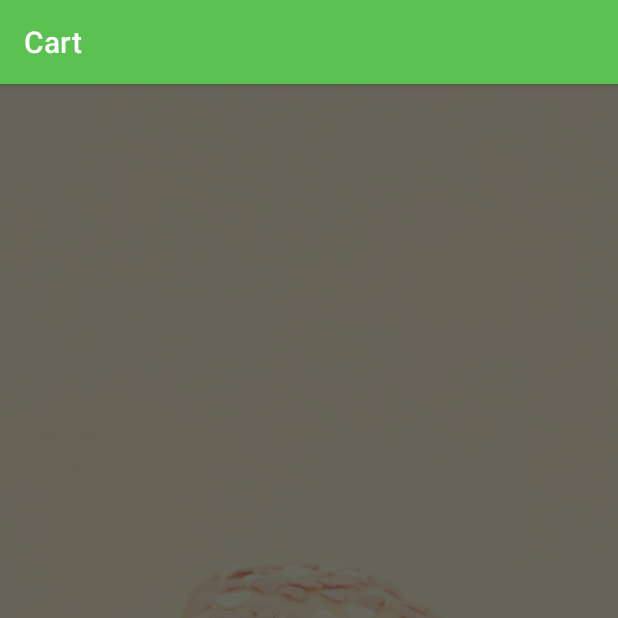
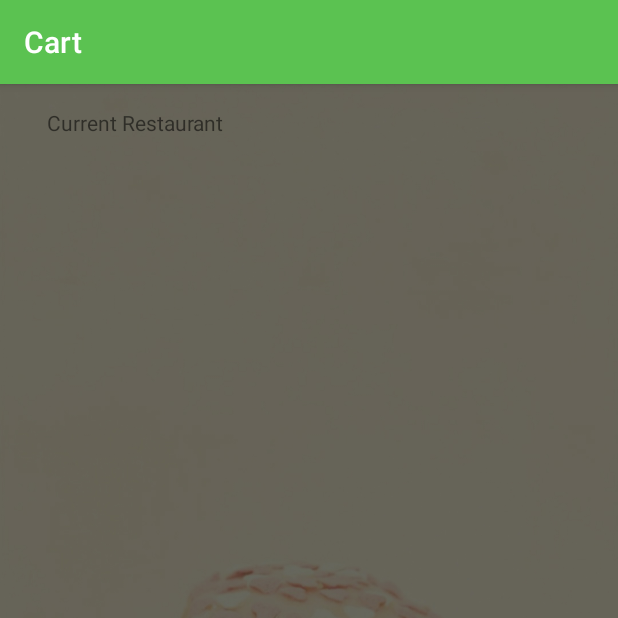
Before and after one commit to ronakgune/Eat24v2, an Android app: the home screen opened directly, with no data from a screen before it, item 5 of the bottom bar chosen, on a phone screen of 412 x 824 dp, the top half of it. Run offline under Robolectric (Android 15) with nearby library versions, the phone set to English and light mode, and no system bars; our stand-ins replace ButterKnife, Firebase (no records; nobody signed in at launch, a user with empty details on screens opened directly), Picasso; libraries missing offline, so code that uses them is left out: com.amulyakhare.textdrawable, com.paypal.android, com.readystatesoftware.sqliteasset, info.hoang8f.widget; plain views replace FButton; pictures from the network do not load; 11 statements that could not run were skipped.

Commit message:
v13
Final

```diff
--- a/app/src/main/java/com/main/eat24/Home.java
+++ b/app/src/main/java/com/main/eat24/Home.java
@@ -483,9 +483,18 @@ public class home extends AppCompatActivity implements SwipeRefreshLayout.OnRefr
 
         mSwipeRefreshLayout = (SwipeRefreshLayout) findViewById(R.id.swipeRefresh);
         mSwipeRefreshLayout.setOnRefreshListener(this);
-        Toast.makeText(this, "Current location is" + Common.longitude + Common.latitude + Common.count, Toast.LENGTH_SHORT).show();
+        //Toast.makeText(this, "Current location is" + Common.longitude + Common.latitude + Common.count, Toast.LENGTH_SHORT).show();
     }
 
+
+    @Override
+    public void onBackPressed() {
+        Intent intent = new Intent(Intent.ACTION_MAIN);
+        intent.addCategory(Intent.CATEGORY_HOME);
+        intent.setFlags(Intent.FLAG_ACTIVITY_NEW_TASK);
+        startActivity(intent);
+
+    }
 
     void getLocation() {
         try {
@@ -612,12 +621,12 @@ public class home extends AppCompatActivity implements SwipeRefreshLayout.OnRefr
 
                     jRestaurant = jRestaurant.getJSONObject("restaurant");
 
-                    //JSONObject jLocattion = jRestaurant.getJSONObject("location");
+                    JSONObject jLocattion = jRestaurant.getJSONObject("location");
                     JSONObject jRating = jRestaurant.getJSONObject("user_rating");
 
                     id = jRestaurant.getString("id");
                     name = jRestaurant.getString("name");
-                    //address = jLocattion.getString("address");
+                    address = jLocattion.getString("address");
                     //lat = jLocattion.getLong("latitude");
                     //lon = jLocattion.getLong("longitude");
                     currency = jRestaurant.getString("currency");
@@ -629,7 +638,7 @@ public class home extends AppCompatActivity implements SwipeRefreshLayout.OnRefr
                     Restaurant restaurant = new Restaurant();
                     restaurant.setName(name);
                     restaurant.setId(id);
-                    //restaurant.setAddress(address);
+                    restaurant.setAddress(address);
                     //restaurant.setLatitiude(lat);
                     //restaurant.setLongitude(lon);
                     restaurant.setCurrency(currency);
--- a/app/src/main/java/com/main/eat24/IntroActivity.java
+++ b/app/src/main/java/com/main/eat24/IntroActivity.java
@@ -19,6 +19,8 @@ import android.widget.Button;
 import android.widget.LinearLayout;
 import android.widget.RelativeLayout;
 import android.widget.TextView;
+
+import com.main.eat24.Common.Common;
 
 
 public class IntroActivity extends Activity {
@@ -79,7 +81,6 @@ public class IntroActivity extends Activity {
                 R.layout.onboarding_slide1,
                 R.layout.onboarding_slide2,
                 R.layout.onboarding_slide3,
-                R.layout.onboarding_slide4,
                 R.layout.onboarding_slide5,
                 R.layout.onboarding_slide6};
 
@@ -91,6 +92,7 @@ public class IntroActivity extends Activity {
         viewPager.addOnPageChangeListener(viewPagerPageChangeListener);
 
          }
+
 
     public  void btnSkipClick(View v)
     {
--- a/app/src/main/java/com/main/eat24/Profile.java
+++ b/app/src/main/java/com/main/eat24/Profile.java
@@ -94,6 +94,8 @@ public class Profile extends AppCompatActivity {
                             public void onComplete(@NonNull Task<Void> task) {
                                 if (task.isSuccessful()) {
                                     Toast.makeText(Profile.this, "Check email to reset your password!", LENGTH_SHORT).show();
+                                    startActivity(new Intent(Profile.this, MainActivity.class));
+                                    finish();
                                 } else {
                                     Toast.makeText(Profile.this, "Fail to send reset password email!", LENGTH_SHORT).show();
                                 }
--- a/app/src/main/java/com/main/eat24/adapters/RestaurantAdapter.java
+++ b/app/src/main/java/com/main/eat24/adapters/RestaurantAdapter.java
@@ -154,9 +154,6 @@ import com.main.eat24.Model.Restaurant;
 
 import java.util.ArrayList;
 
-/**
- * Created by brad on 2017/02/11.
- */
 
 public class RestaurantAdapter extends RecyclerView.Adapter<RestaurantAdapter.RestaurantHolder> {
 
@@ -180,7 +177,7 @@ public class RestaurantAdapter extends RecyclerView.Adapter<RestaurantAdapter.Re
 
         holder.setName(restaurant.getName());
         holder.setAddress(restaurant.getAddress());
-        holder.setCost("Average cost for 2 " +  " " + restaurant.getCurrency()+  " " + restaurant.getCost() +  " ");
+        holder.setCost("Average cost for 2:" +  " " +restaurant.getCost() +  " " + restaurant.getCurrency() +  " ");
         holder.setRating(restaurant.getRating());
 
         Glide.with(mACtivity)
@@ -244,7 +241,6 @@ public class RestaurantAdapter extends RecyclerView.Adapter<RestaurantAdapter.Re
             restaurantRatingTextView.setText(rating);
         }
 
-        //public void setRestaurantImageView { restaurantImageView.set}
 
         public void setCost(String cost) {
             costTextView.setText(cost);
--- a/app/src/main/res/layout/activity_cart.xml
+++ b/app/src/main/res/layout/activity_cart.xml
@@ -11,9 +11,12 @@
 
     <android.support.v7.widget.RecyclerView
         android:id="@+id/listCart"
-        android:backgroundTint="@android:color/transparent"
         android:layout_width="match_parent"
-        android:layout_height="match_parent"/>
+        android:layout_height="match_parent"
+        android:layout_alignParentStart="true"
+        android:layout_alignParentTop="true"
+        android:layout_marginTop="56dp"
+        android:backgroundTint="@android:color/transparent" />
 
     <android.support.v7.widget.CardView
         android:layout_alignParentBottom="true"
@@ -68,4 +71,13 @@
 
     </android.support.v7.widget.CardView>
 
+    <TextView
+        android:id="@+id/textView4"
+        android:layout_width="200dp"
+        android:layout_height="50dp"
+        android:layout_alignParentStart="true"
+        android:layout_alignParentTop="true"
+        android:layout_marginStart="15dp"
+        android:text="Current Restaurant" />
+
 </RelativeLayout>
--- a/app/src/main/res/layout/activity_splash.xml
+++ b/app/src/main/res/layout/activity_splash.xml
@@ -64,9 +64,8 @@
     <ImageView
         android:layout_width="200dp"
         android:layout_height="200dp"
-        android:layout_alignParentEnd="true"
+        android:layout_alignEnd="@+id/textView2"
         android:layout_centerVertical="true"
-        android:layout_marginEnd="37dp"
         android:src="@drawable/eat24" />
     <!-- <TextView
              android:id="@+id/tv"
--- a/app/src/main/res/layout/row_restaurant.xml
+++ b/app/src/main/res/layout/row_restaurant.xml
@@ -66,7 +66,6 @@
                 android:layout_height="wrap_content"
                 android:layout_marginLeft="8dp"
                 android:layout_weight="1"
-                android:text="Contact: "
                 android:textColor="@android:color/black"
                 android:textSize="16sp" />
 
@@ -74,11 +73,11 @@
                 android:id="@+id/rating"
                 android:layout_width="wrap_content"
                 android:layout_height="wrap_content"
+                android:background="@drawable/circle"
                 android:padding="8dp"
                 android:text="3.4"
                 android:textColor="@android:color/white"
-                android:textSize="20sp"
-            android:background="@drawable/circle"/>
+                android:textSize="20sp" />
         </LinearLayout>
     </LinearLayout>
 </android.support.v7.widget.CardView>
```
Also changed, not shown: app/src/main/AndroidManifest.xml (+6 -3 lines), app/src/main/java/com/main/eat24/MainActivity.java (+9 -0 lines), app/src/main/java/com/main/eat24/RecyclerViewAdapter.java (+30 -2 lines), app/src/main/java/com/main/eat24/SignIn.java (+34 -0 lines), app/src/main/java/com/main/eat24/home.java (+13 -4 lines), app/src/main/res/layout/activity_sign_in.xml (+13 -1 lines), app/src/main/res/layout/onboarding_slide4.xml (deleted, +0 -69 lines), 50 other files.
